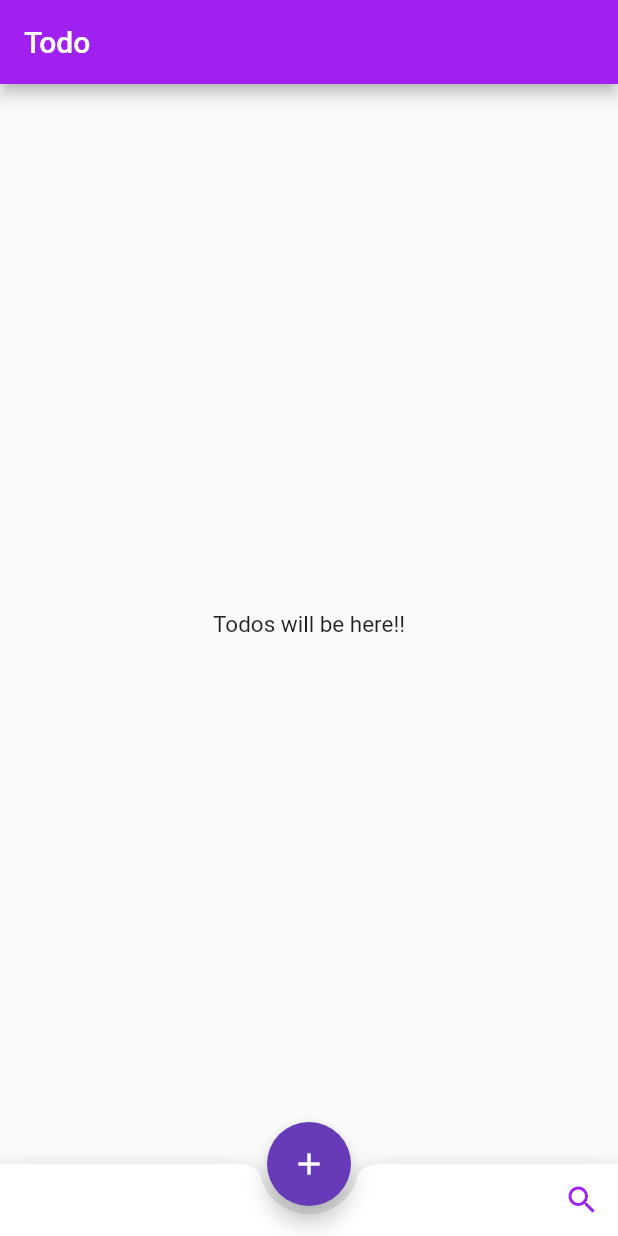
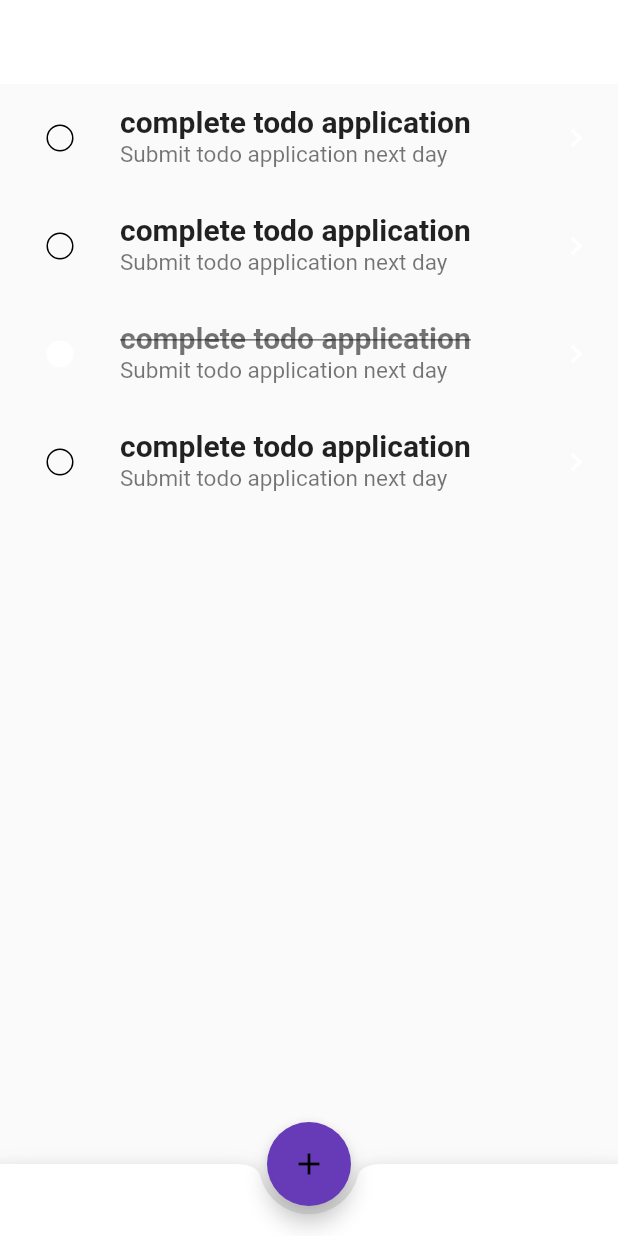
Before and after one commit to ShirishAryal/todo, a Flutter app: the screen it shows after launch, on a phone screen of 412 x 824 dp. Run offline on Flutter 3.47's test engine with Material 2 defaults, Android fonts, the phone set to English and light mode, and no system bars; our stand-ins replace bloc, equatable, flutter_bloc, rxdart.

Commit message:
home view and bloc added

```diff
--- a/lib/app/app.dart
+++ b/lib/app/app.dart
@@ -1,14 +1,21 @@
 import 'package:flutter/material.dart';
+import 'package:flutter_bloc/flutter_bloc.dart';
+import 'package:todo_repository/todo_repository.dart';
 
 import 'themes/app_theme.dart';
 import 'router/router.dart';
 
 class TodoApp extends StatelessWidget {
-  const TodoApp({Key? key}) : super(key: key);
+  const TodoApp({Key? key, required this.todoRepository}) : super(key: key);
+
+  final TodoRepository todoRepository;
 
   @override
   Widget build(BuildContext context) {
-    return const AppView();
+    return RepositoryProvider.value(
+      value: todoRepository,
+      child: const AppView(),
+    );
   }
 }
 
--- a/lib/app/themes/app_theme.dart
+++ b/lib/app/themes/app_theme.dart
@@ -1,6 +1,7 @@
 import 'package:flutter/material.dart';
 
-const appcolor = Color(0xFFA020F0);
+// const appcolor = Color(0xFFA020F0);
+const appcolor = Color(0xFFFFFFFF);
 
 class AppTheme {
   static ThemeData get light {
--- a/lib/main.dart
+++ b/lib/main.dart
@@ -1,6 +1,9 @@
 import 'package:flutter/material.dart';
+import 'package:local_storage/local_storage.dart';
+import 'package:todo_repository/todo_repository.dart';
 import 'app/app.dart';
 
 void main() {
-  runApp(const TodoApp());
+  final todoApi = LocalStorage();
+  runApp(TodoApp(todoRepository: TodoRepository(todoApi)));
 }
--- a/lib/todo/bloc/todo_bloc.dart
+++ b/lib/todo/bloc/todo_bloc.dart
@@ -1,13 +1,39 @@
 import 'package:bloc/bloc.dart';
+import 'package:equatable/equatable.dart';
 import 'package:meta/meta.dart';
+import 'package:todo_repository/todo_repository.dart';
 
 part 'todo_event.dart';
 part 'todo_state.dart';
 
 class TodoBloc extends Bloc<TodoEvent, TodoState> {
-  TodoBloc() : super(TodoInitial()) {
-    on<TodoEvent>((event, emit) {
-      // TODO: implement event handler
-    });
+  TodoBloc({required TodoRepository todoRepository})
+      : _todoRepository = todoRepository,
+        super(const TodoState()) {
+    on<TodoSubscriptionRequested>(_onSubscriptionRequested);
+    on<TodoDeleted>(_onTodoDeleted);
+  }
+  final TodoRepository _todoRepository;
+
+  Future<void> _onSubscriptionRequested(
+    TodoSubscriptionRequested event,
+    Emitter<TodoState> emit,
+  ) async {
+    emit(state.copyWith(status: () => TodoStatus.loading));
+    await emit.forEach<List<Todo>>(
+      _todoRepository.getTodos(),
+      onData: (todo) => state.copyWith(status: () => TodoStatus.success, todos: () => todo),
+      onError: (_, __) => state.copyWith(
+        status: () => TodoStatus.failure,
+      ),
+    );
+  }
+
+  Future<void> _onTodoDeleted(
+    TodoDeleted event,
+    Emitter<TodoState> emit,
+  ) async {
+    emit(state.copyWith());
+    await _todoRepository.deleteTodo(event.todo.id!);
   }
 }
--- a/lib/todo/bloc/todo_event.dart
+++ b/lib/todo/bloc/todo_event.dart
@@ -1,4 +1,20 @@
 part of 'todo_bloc.dart';
 
 @immutable
-abstract class TodoEvent {}
+abstract class TodoEvent extends Equatable {
+  const TodoEvent();
+  @override
+  List<Object> get props => [];
+}
+
+class TodoSubscriptionRequested extends TodoEvent {
+  const TodoSubscriptionRequested();
+}
+
+class TodoDeleted extends TodoEvent {
+  const TodoDeleted(this.todo);
+  final Todo todo;
+
+  @override
+  List<Object> get props => [todo];
+}
--- a/lib/todo/bloc/todo_state.dart
+++ b/lib/todo/bloc/todo_state.dart
@@ -1,6 +1,20 @@
 part of 'todo_bloc.dart';
 
+enum TodoStatus { initial, loading, success, failure }
+
 @immutable
-abstract class TodoState {}
+class TodoState extends Equatable {
+  final TodoStatus status;
+  final List<Todo> todos;
+  const TodoState({this.status = TodoStatus.initial, this.todos = const []});
 
-class TodoInitial extends TodoState {}
+  TodoState copyWith({TodoStatus Function()? status, List<Todo> Function()? todos}) {
+    return TodoState(
+      status: status != null ? status() : this.status,
+      todos: todos != null ? todos() : this.todos,
+    );
+  }
+
+  @override
+  List<Object?> get props => [status, todos];
+}
--- a/lib/todo/view/home_page.dart
+++ b/lib/todo/view/home_page.dart
@@ -1,4 +1,5 @@
 import 'package:flutter/material.dart';
+import 'package:todo/todo/view/home_view.dart';
 
 class HomePage extends StatelessWidget {
   const HomePage({Key? key}) : super(key: key);
@@ -8,10 +9,9 @@ class HomePage extends StatelessWidget {
     return Scaffold(
       appBar: AppBar(
         title: const Text('Todo'),
+        elevation: 0,
       ),
-      body: const Center(
-        child: Text('Todos will be here!!'),
-      ),
+      body: const HomeView(),
       bottomNavigationBar: BottomAppBar(
         shape: const CircularNotchedRectangle(),
         notchMargin: 5.5,
--- /dev/null
+++ b/lib/todo/view/home_view.dart
@@ -0,0 +1,80 @@
+import 'package:flutter/material.dart';
+import 'package:flutter_bloc/flutter_bloc.dart';
+import 'package:todo/todo/widgets/todo_list_view.dart';
+import 'package:todo_repository/todo_repository.dart';
+
+import '../bloc/todo_bloc.dart';
+
+class HomeView extends StatelessWidget {
+  const HomeView({Key? key}) : super(key: key);
+
+  @override
+  Widget build(BuildContext context) {
+    return BlocProvider(
+      create: (context) => TodoBloc(
+        todoRepository: context.read<TodoRepository>(),
+      )..add(const TodoSubscriptionRequested()),
+      child: const TodosView(),
+    );
+  }
+}
+
+class TodosView extends StatelessWidget {
+  const TodosView({Key? key}) : super(key: key);
+
+  @override
+  Widget build(BuildContext context) {
+    return Scaffold(
+      body: BlocListener<TodoBloc, TodoState>(
+        listenWhen: (previous, current) => previous.status != current.status,
+        listener: (context, state) {
+          if (state.status == TodoStatus.failure) {
+            ScaffoldMessenger.of(context)
+              ..hideCurrentSnackBar()
+              ..showSnackBar(
+                const SnackBar(
+                  content: Text('Error Occured'),
+                ),
+              );
+          }
+        },
+        child: BlocBuilder<TodoBloc, TodoState>(builder: (context, state) {
+          if (state.todos.isEmpty) {
+            if (state.status == TodoStatus.loading) {
+              return const Center(child: CircularProgressIndicator());
+            } else if (state.status != TodoStatus.success) {
+              return const SizedBox();
+            } else {
+              return const Center(
+                child: Text('You have not added any thing yet!!'),
+              );
+            }
+          }
+          return ListView.builder(
+              itemCount: state.todos.length,
+              itemBuilder: (context, index) => TodoListTile(
+                    todo: state.todos[index],
+                    onToggleCompleted: (isCompleted) {
+                      // context.read<TodoBloc>().add(
+                      //       TodosOverviewTodoCompletionToggled(
+                      //         todo: todo,
+                      //         isCompleted: isCompleted,
+                      //       ),
+                      //     );
+                    },
+                    onDismissed: (_) {
+                      // context
+                      //     .read<TodosOverviewBloc>()
+                      //     .add(TodosOverviewTodoDeleted(todo));
+                    },
+                    onTap: () {
+                      // Navigator.of(context).push(
+                      //   EditTodoPage.route(initialTodo: todo),
+                      // );
+                    },
+                  ));
+        }),
+      ),
+    );
+  }
+}
--- /dev/null
+++ b/lib/todo/widgets/todo_list_view.dart
@@ -0,0 +1,62 @@
+import 'package:flutter/material.dart';
+
+import 'package:todo_repository/todo_repository.dart';
+
+class TodoListTile extends StatelessWidget {
+  const TodoListTile({
+    Key? key,
+    required this.todo,
+    this.onToggleCompleted,
+    this.onDismissed,
+    this.onTap,
+  }) : super(key: key);
+
+  final Todo todo;
+  final ValueChanged<bool>? onToggleCompleted;
+  final DismissDirectionCallback? onDismissed;
+  final VoidCallback? onTap;
+
+  @override
+  Widget build(BuildContext context) {
+    final theme = Theme.of(context);
+    final captionColor = theme.textTheme.caption?.color;
+
+    return Dismissible(
+      key: Key('todoListTile_dismissible_${todo.id}'),
+      onDismissed: onDismissed,
+      direction: DismissDirection.endToStart,
+      background: Container(
+        alignment: Alignment.centerRight,
+        color: theme.colorScheme.error,
+        padding: const EdgeInsets.symmetric(horizontal: 16),
+        child: const Icon(
+          Icons.delete,
+          color: Color(0xAAFFFFFF),
+        ),
+      ),
+      child: ListTile(
+        onTap: onTap,
+        title: Text(
+          todo.task!,
+          maxLines: 1,
+          overflow: TextOverflow.ellipsis,
+          style: !todo.completed!
+              ? null
+              : TextStyle(
+                  color: captionColor,
+                  decoration: TextDecoration.lineThrough,
+                ),
+        ),
+        subtitle: Text(todo.description!, maxLines: 1, overflow: TextOverflow.ellipsis),
+        iconColor: Theme.of(context).primaryColor,
+        leading: Checkbox(
+          side: const BorderSide(width: 1),
+          shape: const CircleBorder(side: BorderSide.none),
+          value: todo.completed!,
+          onChanged: onToggleCompleted == null ? null : (value) => onToggleCompleted!(value!),
+        ),
+        trailing: onTap == null ? null : const Icon(Icons.chevron_right),
+      ),
+    );
+  }
+}
--- a/packages/local_storage/lib/src/local_storage.dart
+++ b/packages/local_storage/lib/src/local_storage.dart
@@ -2,12 +2,42 @@ import 'package:rxdart/rxdart.dart';
 import 'package:todo_api/todo_api.dart';
 
 class LocalStorage extends TodoApi {
-  List<Todo> _todoList = [];
+  LocalStorage() {
+    _init();
+  }
+
+  final List<Todo> _todoList = [
+    Todo(
+      id: '1',
+      task: 'complete todo application',
+      description: 'Submit todo application next day',
+    ),
+    Todo(
+      id: '2',
+      task: 'complete todo application',
+      description: 'Submit todo application next day',
+    ),
+    Todo(
+      id: '2',
+      task: 'complete todo application',
+      description: 'Submit todo application next day',
+      completed: true,
+    ),
+    Todo(
+      id: '2',
+      task: 'complete todo application',
+      description: 'Submit todo application next day',
+    )
+  ];
   final _todoStreamController = BehaviorSubject<List<Todo>>.seeded(const []);
+
+  void _init() {
+    _todoStreamController.add(_todoList);
+  }
 
   @override
   Stream<List<Todo>> getTodos() {
-    _todoStreamController.add(_todoList);
+    // _todoStreamController.add(_todoList);
     return _todoStreamController.asBroadcastStream();
   }
 
--- a/packages/todo_repository/lib/src/todo_repository.dart
+++ b/packages/todo_repository/lib/src/todo_repository.dart
@@ -1,9 +1,9 @@
 import 'package:todo_api/todo_api.dart';
 
 class TodoRepository {
+  // TodoRepository({TodoApi? todoApi}): _todoApi = todoApi??TodoApi();
+  final TodoApi _todoApi;
   TodoRepository(this._todoApi);
-
-  final TodoApi _todoApi;
 
   Stream<List<Todo>> getTodos() => _todoApi.getTodos();
   Future<void> saveTodo(Todo todo) => _todoApi.saveTodo(todo);
--- a/pubspec.yaml
+++ b/pubspec.yaml
@@ -8,8 +8,12 @@ environment:
 dependencies:
   flutter:
     sdk: flutter
-
   flutter_bloc: ^8.1.1
+  equatable: ^2.0.5
+  todo_repository:
+    path: packages/todo_repository
+  local_storage:
+    path: packages/local_storage
 
 dev_dependencies:
   flutter_test:
```
Also changed, not shown: pubspec.lock, 1 other file.
